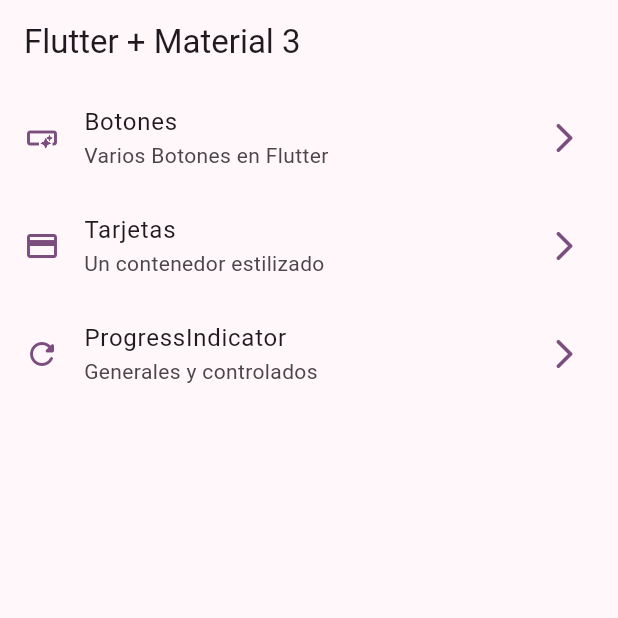
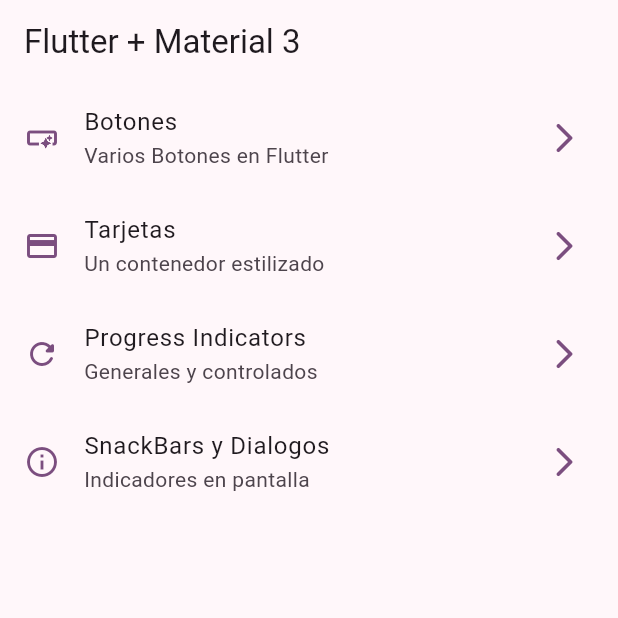
Before and after one commit to EdwinQA/widgets_app, a Flutter app: the screen it shows after launch, on a phone screen of 412 x 824 dp, the top half of it. Run offline on Flutter 3.47's test engine with Material 2 defaults, Android fonts, the phone set to English and light mode, and no system bars; our stand-ins replace go_router.

Commit message:
snackbars dialogs terminado

```diff
--- a/lib/config/menu/menu_items.dart
+++ b/lib/config/menu/menu_items.dart
@@ -28,9 +28,15 @@ const appMenuItems = <MenuItem>[
     icon: Icons.credit_card,
   ),
   MenuItem(
-    title: 'ProgressIndicator',
+    title: 'Progress Indicators',
     subTitle: 'Generales y controlados',
     link: '/progress',
     icon: Icons.refresh_rounded,
   ),
+  MenuItem(
+    title: 'SnackBars y Dialogos',
+    subTitle: 'Indicadores en pantalla',
+    link: '/snackbars',
+    icon: Icons.info_outline,
+  ),
 ];
--- a/lib/config/router/app_router.dart
+++ b/lib/config/router/app_router.dart
@@ -28,5 +28,10 @@ final approuter = GoRouter(
       name: ProgressScreen.name,
       builder: (context, state) => const ProgressScreen(),
     ),
+    GoRoute(
+      path: '/snackbars',
+      name: SnackbarScreen.name,
+      builder: (context, state) => const SnackbarScreen(),
+    ),
   ],
 );
--- a/lib/main.dart
+++ b/lib/main.dart
@@ -12,6 +12,7 @@ class MainApp extends StatelessWidget {
   @override
   Widget build(BuildContext context) {
     return MaterialApp.router(
+      title: 'Flutter Widgets',
       debugShowCheckedModeBanner: false,
       theme: AppTheme(selectodColor: 6).getTheme(),
       routerConfig: approuter,
```
Also changed, not shown: lib/presentation/screens/snackbar/snackbar_screen.dart (+63 -1 lines).
